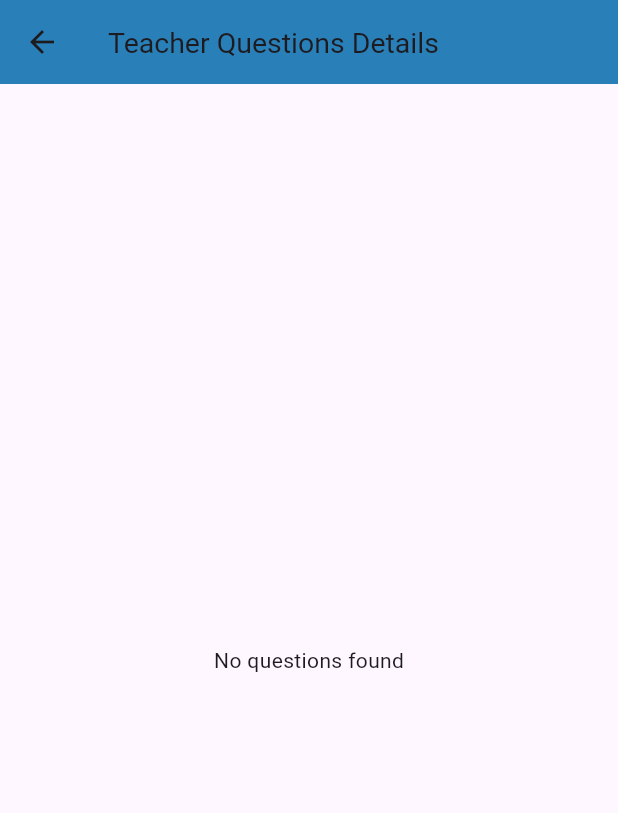
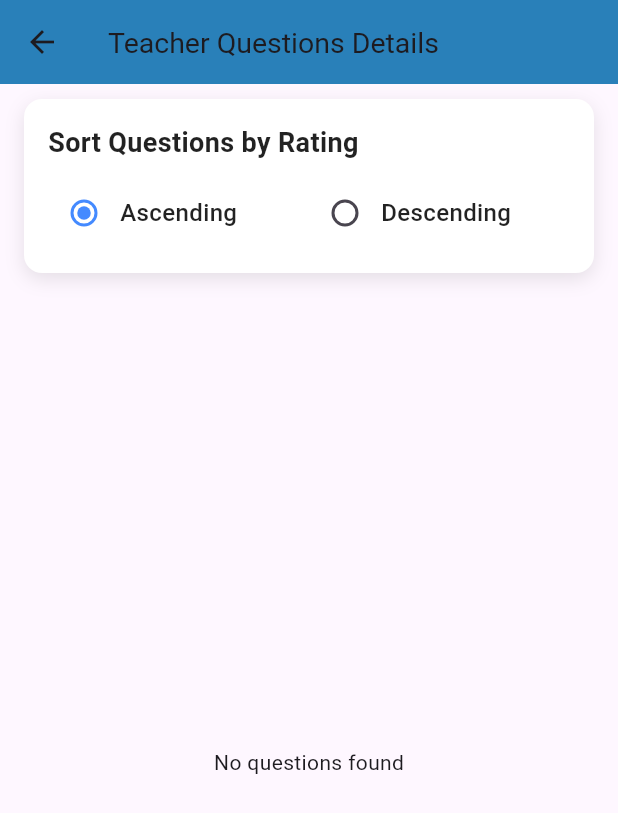
Before and after one commit to Anan-Elayan/project_mongodb_quiz_app, a Flutter app: the TeacherPanel screen opened directly, after a tap on "My Questions", on a phone screen of 412 x 824 dp. Shown: the top 813 px of the screen. Run offline on Flutter 3.47's test engine with Material 3 defaults, Android fonts, the phone set to English and light mode, and no system bars; our stand-ins replace fluttertoast, rflutter_alert, shared_preferences; accounts and stored records are empty; network calls fail.

Commit message:
add sorting question in panel

```diff
--- a/lib/route/route.dart
+++ b/lib/route/route.dart
@@ -204,12 +204,14 @@ class Routing {
   }
 
   //----------------------------------------------------------------------------
-  Future<List<dynamic>> getQuestionByTeacherId(String teacherId) async {
+  Future<List<dynamic>> getQuestionByTeacherId(
+      String teacherId, String sortOrder) async {
     try {
       NetworkingHelper networkingHelper =
           NetworkingHelper("$apiUrl/questions/getQuestionsByTeacherId");
       Map<String, dynamic> body = {
         "teacherId": teacherId,
+        "sortOrder": sortOrder, // Pass sortOrder here
       };
       final response = await networkingHelper.postData(body);
       if (response is List) {
@@ -431,6 +433,7 @@ class Routing {
           response['message'] == 'Test results fetched successfully' &&
           response['testResults'] != null) {
         print("Test results fetched successfully.");
+        print("Test results fetched successfully. ${response['testResult']}");
         return List<Map<String, dynamic>>.from(response['testResults']);
       } else {
         print("Failed to fetch test results. Response: ${response.toString()}");
@@ -459,6 +462,7 @@ class Routing {
 
       if (filteredResults.isNotEmpty) {
         print("Filtered test results for studentId: $studentId");
+        print("list is ${filteredResults}");
       } else {
         print("No test results found for studentId: $studentId");
       }
--- a/lib/screens/show_students_details.dart
+++ b/lib/screens/show_students_details.dart
@@ -35,6 +35,7 @@ class _ShowStudentsDetailsState extends State<ShowStudentsDetails> {
       if (teacherId.isNotEmpty) {
         List<Map<String, dynamic>> fetchedStudents =
             await routing.getStudentsByTeacherId(teacherId);
+        print("fetsh student list is ${fetchedStudents}");
         setState(() {
           students = fetchedStudents;
           isLoading = false;
--- a/lib/screens/teacher_questions_details.dart
+++ b/lib/screens/teacher_questions_details.dart
@@ -13,6 +13,7 @@ class TeacherQuestionDetails extends StatefulWidget {
 class _TeacherQuestionDetailsState extends State<TeacherQuestionDetails> {
   List<dynamic> questions = [];
   Routing routing = Routing();
+  String sortOrder = "asc";
 
   void deleteQuestion(String questionId) async {
     bool? confirmDelete = await showDialog(
@@ -160,7 +161,8 @@ class _TeacherQuestionDetailsState extends State<TeacherQuestionDetails> {
   Future<bool> loadQuestions() async {
     try {
       final String id = await getUserIdFromPref();
-      final fetchedQuestions = await routing.getQuestionByTeacherId(id);
+      final fetchedQuestions =
+          await routing.getQuestionByTeacherId(id, sortOrder);
       print("fetch questions :${fetchedQuestions}");
       setState(() {
         questions = fetchedQuestions;
@@ -190,7 +192,110 @@ class _TeacherQuestionDetailsState extends State<TeacherQuestionDetails> {
           ),
         ),
       ),
-      body: questions.isEmpty
+      body: Column(
+        children: [
+          Container(
+            padding: const EdgeInsets.all(16.0),
+            margin:
+                const EdgeInsets.symmetric(horizontal: 16.0, vertical: 10.0),
+            decoration: BoxDecoration(
+              color: Colors.white,
+              borderRadius: BorderRadius.circular(12.0),
+              boxShadow: [
+                BoxShadow(
+                  color: Colors.black.withOpacity(0.1),
+                  blurRadius: 10,
+                  offset: const Offset(0, 4),
+                ),
+              ],
+            ),
+            child: Column(
+              crossAxisAlignment: CrossAxisAlignment.start,
+              children: [
+                const Text(
+                  "Sort Questions by Rating",
+                  style: TextStyle(
+                    fontSize: 18,
+                    fontWeight: FontWeight.bold,
+                    color: Colors.black87,
+                  ),
+                ),
+                const SizedBox(height: 10),
+                Row(
+                  children: [
+                    Expanded(
+                      child: GestureDetector(
+                        onTap: () {
+                          setState(() {
+                            sortOrder = "asc";
+                            loadQuestions();
+                          });
+                        },
+                        child: Row(
+                          children: [
+                            Radio<String>(
+                              value: "asc",
+                              groupValue: sortOrder,
+                              activeColor: Colors.blueAccent,
+                              onChanged: (value) {
+                                setState(() {
+                                  sortOrder = value!;
+                                  loadQuestions();
+                                });
+                              },
+                            ),
+                            const Text(
+                              "Ascending",
+                              style: TextStyle(
+                                fontSize: 16,
+                                color: Colors.black87,
+                                fontWeight: FontWeight.w500,
+                              ),
+                            ),
+                          ],
+                        ),
+                      ),
+                    ),
+                    Expanded(
+                      child: GestureDetector(
+                        onTap: () {
+                          setState(() {
+                            sortOrder = "desc";
+                            loadQuestions();
+                          });
+                        },
+                        child: Row(
+                          children: [
+                            Radio<String>(
+                              value: "desc",
+                              groupValue: sortOrder,
+                              activeColor: Colors.blueAccent,
+                              onChanged: (value) {
+                                setState(() {
+                                  sortOrder = value!;
+                                  loadQuestions();
+                                });
+                              },
+                            ),
+                            const Text(
+                              "Descending",
+                              style: TextStyle(
+                                fontSize: 16,
+                                color: Colors.black87,
+                                fontWeight: FontWeight.w500,
+                              ),
+                            ),
+                          ],
+                        ),
+                      ),
+                    ),
+                  ],
+                ),
+              ],
+            ),
+          ),
+          Expanded(
+            child: questions.isEmpty
                 ? const Center(
                     child: Text(
                     "No questions found",
@@ -220,7 +325,8 @@ class _TeacherQuestionDetailsState extends State<TeacherQuestionDetails> {
                               crossAxisAlignment: CrossAxisAlignment.start,
                               children: [
                                 Row(
-                            mainAxisAlignment: MainAxisAlignment.spaceBetween,
+                                  mainAxisAlignment:
+                                      MainAxisAlignment.spaceBetween,
                                   children: [
                                     Expanded(
                                       child: Text(
@@ -235,8 +341,8 @@ class _TeacherQuestionDetailsState extends State<TeacherQuestionDetails> {
                                       ),
                                     ),
                                     IconButton(
-                                icon:
-                                    const Icon(Icons.edit, color: Colors.black),
+                                      icon: const Icon(Icons.edit,
+                                          color: Colors.black),
                                       onPressed: () {
                                         editQuestion(context, question);
                                       },
@@ -287,6 +393,9 @@ class _TeacherQuestionDetailsState extends State<TeacherQuestionDetails> {
                       );
                     },
                   ),
+          ),
+        ],
+      ),
     );
   }
 }
--- a/lib/screens/teachers_panel.dart
+++ b/lib/screens/teachers_panel.dart
@@ -18,6 +18,7 @@ class _TeacherPanelState extends State<TeacherPanel> {
   int totalQuestions = 0;
   Routing routing = Routing();
   bool isQuizClosed = false;
+  String sortOrder = "asc";
 
   @override
   void initState() {
@@ -32,7 +33,8 @@ class _TeacherPanelState extends State<TeacherPanel> {
   Future<void> toggleQuizStatus() async {
     try {
       String id = await getUserIdFromPref();
-      List fetchedQuestions = await routing.getQuestionByTeacherId(id);
+      List fetchedQuestions =
+          await routing.getQuestionByTeacherId(id, sortOrder);
       bool allCloseQuizFalse =
           fetchedQuestions.every((q) => q['closeQuiz'] == false);
 
@@ -58,20 +60,17 @@ class _TeacherPanelState extends State<TeacherPanel> {
 
   Future<void> checkQuizStatus() async {
     String id = await getUserIdFromPref();
-    List fetchedQuestions = await routing.getQuestionByTeacherId(id);
-
-    // Determine the initial state based on the fetched questions
+    List fetchedQuestions = await routing.getQuestionByTeacherId(id, sortOrder);
     bool allCloseQuizFalse =
         fetchedQuestions.every((q) => q['closeQuiz'] == false);
 
     setState(() {
-      isQuizClosed = !allCloseQuizFalse; // If all are false, quiz is open
+      isQuizClosed = !allCloseQuizFalse;
     });
   }
 
   Future<void> getTotalQuestionsCount() async {
     String id = await getUserIdFromPref();
-    print('id is ${id}');
     int count = await routing.getNumberOfQuestionByTeacher(id);
     setState(() {
       totalQuestions = count;
```
Also changed, not shown: lib/screens/settings_screen.dart (+1 -9 lines). Lines whose indentation alone changed are shown as unchanged.
